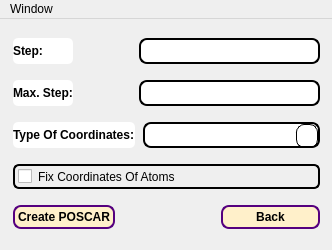
Before: the Qt Designer form QT_GUI/VRPoscarGUI.ui in Babaykaa/VaspReader, drawn with Qt 5.
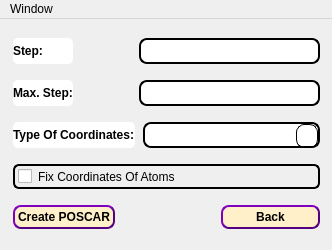
After: the same form once the commit is applied. Icons and pictures are not drawn.

Commit message: QT_Version 0.0.4 work in Progress: - Added 2 new interfaces for next windows: AuthSupercomputer, ChoosePOSCAR - Added VROpenGL, VRMD and VRPrimitives files: + VROpenGL - file for visualisation of the calculations. Now it works with a shaders and use a simplified procedure of drawing; + VRMD - refreshed file for a  calculations parsing; + VRPrimitives - contains methods to get an object primitive to next use in drawing.

What changed in the file:
```diff
--- a/QT_GUI/VRPoscarGUI.ui
+++ b/QT_GUI/VRPoscarGUI.ui
@@ -56,6 +56,7 @@
   padding: 3px 3px;
   margin-top: 0px;
   outline: 0px;
+  border-style: outset;
 }
 QPushButton:disabled {
 border-radius: 8px;
@@ -67,6 +68,7 @@
 background-color:rgb(150, 150, 150);
 margin-top: 0px;
 outline: 0px;
+border-style: outset;
 }
 QPushButton:hover {
   background-color: rgb(255, 212, 137);
@@ -123,15 +125,6 @@
   border: 2px solid #000000;
   border-radius: 5px;
 }
-QScrollArea{border: none;}
-QScrollBar{background: white; border-radius: 5px;}
-QScrollBar:horizontal{height: 8px;}
-QScrollBar:vertical{width: 8px; background:white;}
-QScrollBar::handle{background: rgb(0, 203, 203); border-radius: 4px; width: 4px}
-QScrollBar::handle:horizontal{height: 25px; min-width: 10px;}
-QScrollBar::handle:vertical{width: 25px; min-height: 10px;}
-QScrollBar::add-line{border: none;background: none;}
-QScrollBar::sub-line{border: none; background: none;}
 QLabel{
 border: 0px solid #000000;
 background-color: rgb(255, 255, 255, 255);
@@ -142,11 +135,6 @@
   border-radius: 6px;
   border: 2px solid #000000;
   padding: 3px 3px;
-}
-QRadioButton{
-  border-radius: 6px;
-  border: 2px solid #000000;
-  padding: 3px 3px;
 }</string>
   </property>
   <widget class="QWidget" name="PoscarMainWidget">
```
Left out of the diff: 4 changed lines with no effect on the pictures. The commit also changes 27 other files.
